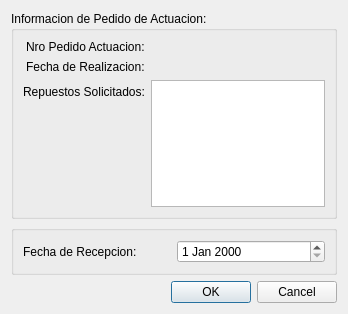
First picture: the form in src/ui/DialogAsignarFechaRecepcionPedidoActuacion.ui, repository guilleurrutia10/division-transporte, before the edit.
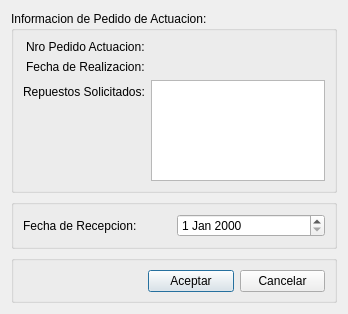
Second picture: the form after the edit.

Commit message: modificaciones ui con group box

What changed in the file:
```diff
--- a/src/ui/DialogAsignarFechaRecepcionPedidoActuacion.ui
+++ b/src/ui/DialogAsignarFechaRecepcionPedidoActuacion.ui
@@ -87,13 +87,38 @@
     </widget>
    </item>
    <item>
-    <widget class="QDialogButtonBox" name="buttonBox">
-     <property name="orientation">
-      <enum>Qt::Horizontal</enum>
+    <widget class="QGroupBox" name="groupBoxButtonBox">
+     <property name="title">
+      <string/>
      </property>
-     <property name="standardButtons">
-      <set>QDialogButtonBox::Cancel|QDialogButtonBox::Ok</set>
-     </property>
+     <layout class="QHBoxLayout" name="horizontalLayout_2">
+      <property name="leftMargin">
+       <number>134</number>
+      </property>
+      <property name="topMargin">
+       <number>9</number>
+      </property>
+      <property name="rightMargin">
+       <number>9</number>
+      </property>
+      <property name="bottomMargin">
+       <number>8</number>
+      </property>
+      <item>
+       <widget class="QPushButton" name="pushButtonAceptar">
+        <property name="text">
+         <string>Aceptar</string>
+        </property>
+       </widget>
+      </item>
+      <item>
+       <widget class="QPushButton" name="pushButtonCancelar">
+        <property name="text">
+         <string>Cancelar</string>
+        </property>
+       </widget>
+      </item>
+     </layout>
     </widget>
    </item>
   </layout>
```
Left out of the diff: 35 changed lines with no effect on the pictures. The commit also changes 5 other files.
